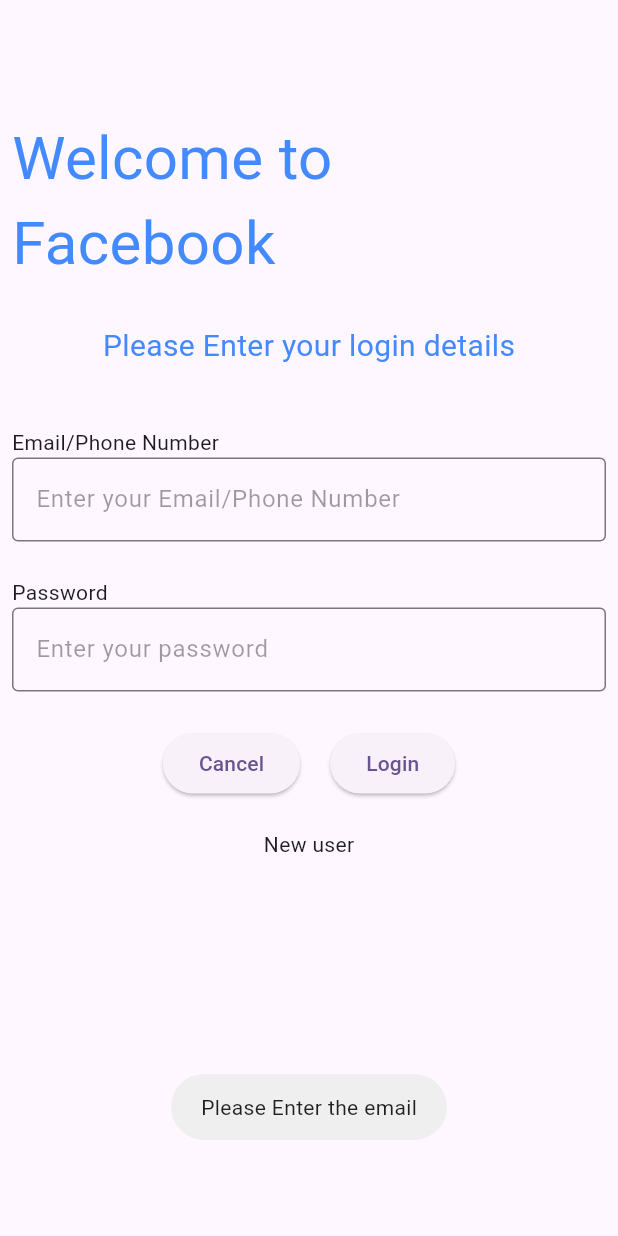
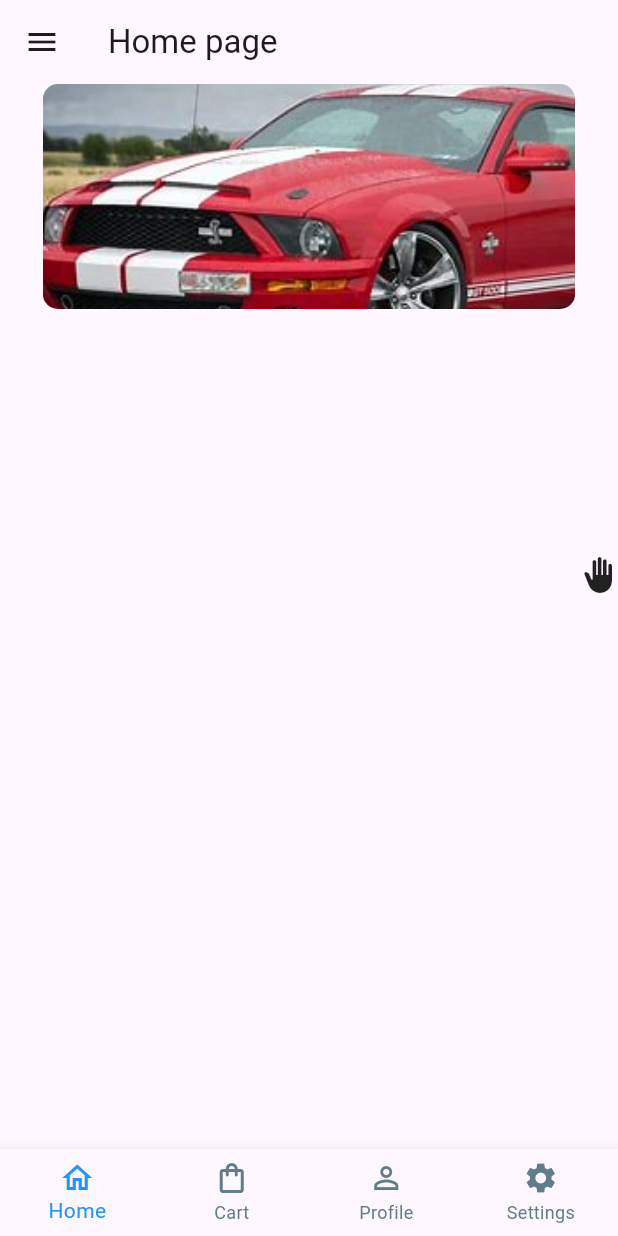
Before and after one commit to IshantVx/FlutterProjects, a Flutter app: the screen it shows after launch, after a tap on "Login", on a phone screen of 412 x 824 dp. Run offline on Flutter 3.47's test engine with Material 3 defaults, Android fonts, the phone set to English and light mode, and no system bars; drawn by our look-alikes of carousel_slider, liquid_swipe; our stand-ins replace fluttertoast, shared_preferences.

Commit message:
With Theme Mode

```diff
--- /dev/null
+++ b/devtools_options.yaml
@@ -0,0 +1,3 @@
+description: This file stores settings for Dart & Flutter DevTools.
+documentation: https://docs.flutter.dev/tools/devtools/extensions#configure-extension-enablement-states
+extensions:
--- /dev/null
+++ b/lib/HomePage.dart
@@ -0,0 +1,122 @@
+import 'package:carousel_slider/carousel_slider.dart';
+import 'package:flutter/material.dart';
+import 'package:newflutterproject/login_Page.dart';
+
+class HomePage extends StatefulWidget {
+
+
+  String name;
+  HomePage(this.name);
+
+  @override
+  State<HomePage> createState() => _HomePageState();
+}
+
+class _HomePageState extends State<HomePage> {
+  final List<String> images2=[
+    'assets/2b8e9feb-f73a-4a31-af9f-5874d1bba166.jpg',
+  ];
+  final List<String> images=[
+    'assets/OIP.jpg',
+    'assets/OIP1.jpg',
+    'assets/OIP2.jpg',
+  ];
+  @override
+  Widget build(BuildContext context) {
+    return SafeArea(child: Scaffold(
+        appBar: AppBar(
+          title: Text("Home page"),
+        ),
+      drawer: Drawer(
+        child: Column(
+          children: [
+            DrawerHeader(
+                decoration: const BoxDecoration(color: Colors.teal),
+                child: Center(
+                  child: Stack(
+                    children: [
+                      CircleAvatar(
+                        radius: 50,
+                        backgroundImage: AssetImage
+                          ('assets/2b8e9feb-f73a-4a31-af9f-5874d1bba166.jpg'),
+                      ),
+                      Positioned(
+                        bottom: 0,
+                        right: 0,
+                        child: Container(
+                          decoration: BoxDecoration(
+                              color: Colors.white,
+                              shape: BoxShape.circle,
+                              border: Border.all(color: Colors.grey)
+                          ),
+                          padding: const EdgeInsets.all(4),
+                          child: const Icon(Icons.camera_alt, size: 20),
+
+                        ),
+                      )
+                    ],
+                  ),
+                )
+            ),
+            Expanded(
+              child: ListView(
+            padding: EdgeInsets.zero,
+            children: [
+
+                  ListTile(
+                  leading: const Icon(Icons.home),
+                  title: const Text("Home"),
+                  onTap: ()=>Navigator.pop(context),
+                ),
+
+
+               ListTile(
+                leading: const Icon(Icons.shopping_cart),
+                title: const Text("Cart"),
+                onTap: (){
+                },
+              ),
+            ],
+          ),
+            ),
+
+            ListTile(
+              leading: const Icon(Icons.logout),
+              title: const Text("Log Out"),
+              onTap: (){
+              },
+            ),
+          ],
+
+        ),
+      ),
+      body: Column(
+        children: [
+          CarouselSlider(
+              options: CarouselOptions(
+                height: 150,
+                enlargeCenterPage: true,
+                autoPlay: true,
+                aspectRatio: 16/9,
+                viewportFraction: 0.9,
+              ),
+            items: images.map((imageUrl) {
+              return Container(
+                margin: const EdgeInsets.symmetric(horizontal: 8),
+                 decoration: BoxDecoration(
+                   borderRadius: BorderRadius.circular(10),
+                   image: DecorationImage(
+                       image: AssetImage(imageUrl),
+                       fit: BoxFit.cover,
+                   )
+                 ),
+                 // or Image.network(imageUrl)
+              );
+            }).toList(),
+          )
+        ],
+      ),
+    )
+    );
+  }
+}
--- a/lib/login_Page.dart
+++ b/lib/login_Page.dart
@@ -1,8 +1,14 @@
 
-
+import 'dart:convert';
+import 'dart:developer';
+import 'package:http/http.dart' as http;
 import 'package:flutter/material.dart';
 import 'package:fluttertoast/fluttertoast.dart';
+import 'package:newflutterproject/HomePage.dart';
 import 'package:newflutterproject/SignUpPage.dart';
+import 'package:newflutterproject/tabPage.dart';
+import 'package:shared_preferences/shared_preferences.dart';
+
 class LonginScreen extends StatefulWidget {
   const LonginScreen({super.key});
 
@@ -10,19 +16,54 @@
   State<LonginScreen> createState() => _LonginScreenState();
 }
 
-class _LonginScreenState extends State<LonginScreen> {
+class _LonginScreenState extends State<LonginScreen> {//Missing concrete implementation of 'State.build'.
+
   TextEditingController userNameController = TextEditingController();
   TextEditingController passwordController = TextEditingController();
+  bool _obscure = true;
 
-  void _validation(){
-    if(userNameController.text.isEmpty){
-      Fluttertoast.showToast(msg: "Please Enter the email");
-    }else if(passwordController.text.isEmpty){
-      Fluttertoast.showToast(msg: "Please Enter the Password");
-    }else{
-      Fluttertoast.showToast(msg: userNameController.text);
+
+  // Future postLogin() async {
+  //
+  //   final response = await http.post(
+  //     Uri.parse('https://api-barrel.sooritechnology.com.np/api/v1/user-app/login'),
+  //     headers: {
+  //       'Content-Type': 'application/json',
+  //       'Accept': 'application/json',
+  //     },
+  //     body: json.encode(
+  //         {
+  //           "userName": userNameController.text,
+  //           "password": passwordController.text
+  //         }
+  //     ),
+  //   );
+  //   if(response.statusCode==200){
+  //     log(jsonDecode(response.body)['userName']);
+  //     Navigator.pushReplacement(context, MaterialPageRoute(builder: (context)=>Tabpage()));
+  //   }else{
+  //     Fluttertoast.showToast(msg: "Invalid");
+  //   }
+  //   return response;
+  // }
+  //
+  //
+  //   void _validation() {
+  //     if (userNameController.text.isEmpty) {
+  //       Fluttertoast.showToast(msg: "Please Enter the email");
+  //     } else if (passwordController.text.isEmpty) {
+  //       Fluttertoast.showToast(msg: "Please Enter the Password");
+  //     } else {
+  //      postLogin();
+  //     }
+  //   }
+    @override
+    void dispose(){
+    super.dispose();
+    userNameController.dispose();
+    passwordController.dispose();
     }
-  }
+
 
     @override
     Widget build(BuildContext context) {
@@ -30,12 +71,15 @@
         child: Scaffold(
             body: Padding(
                 padding: const EdgeInsets.all(8.0),
+                child: SingleChildScrollView(
+
                   child: Column(
                     children: [
                       SizedBox(height: 69,),
                       Text("Welcome to Facebook",
                         style: TextStyle(
-                      fontSize: 40,
+                            fontSize: 30
+                            ,
                             color: Colors.blueAccent
                         ),
                       ),
@@ -52,7 +96,7 @@
                         alignment: Alignment.centerLeft,
                         child: Text(
                             "Email/Phone Number"
-                  ) ,
+                        ),
                       ),
 
 
@@ -60,21 +104,34 @@
                           controller: userNameController,
                           decoration: InputDecoration(
                               hintText: "Enter your Email/Phone Number",
+                              prefixIcon: Icon(Icons.email),
                               hintStyle: TextStyle(
                                   color: Colors.black38
                               ),
                               border: OutlineInputBorder()
-                  ),
+                          )
+
                       ),
                       SizedBox(height: 24,),
                       Align(
                         alignment: Alignment.centerLeft,
                         child: Text("Password"),
                       ),
-                TextField(
+                      TextField( // password text field
                         controller: passwordController,
-                  obscureText: true,
+                        obscureText: _obscure,
                         decoration: InputDecoration(
+                            prefixIcon: Icon(Icons.password),
+                            suffixIcon: GestureDetector(
+                              onTap: () {
+                                setState(() {
+                                  _obscure = !_obscure;
+                                });
+                                log("I am click");
+                              },
+                              child: _obscure ? Icon(Icons.visibility) : Icon(
+                                  Icons.visibility_off),
+                            ),
                             hintText: "Enter your password",
                             hintStyle: TextStyle(
                                 color: Colors.black38
@@ -88,33 +145,35 @@
                         children: [
 
                           ElevatedButton(
-                       onPressed: (){},
-                       child: Text("Cancel")),
+                              onPressed: () {},
+                              child: Text("Cancel")
+                          ),
                           SizedBox(width: 20),
                           ElevatedButton(
-                       onPressed: (){
-                         Fluttertoast.showToast(msg: "Your Credential have been taken");
-                         _validation();
+                              onPressed: () {
+                                Navigator.pushReplacement(context, MaterialPageRoute(builder: (context)=>Tabpage()));
+                                //_validation();
                               },
                               child: Text("Login"))
                         ],
                       ),
                       SizedBox(height: 20,),
                       GestureDetector(
-                  onTap:(){
+                        onTap: () {
                           Navigator.push(
                               context,
                               MaterialPageRoute(
-                            builder: (context)=>SignUpPage()));
+                                  builder: (context) => SignUpPage()));
                         },
-                  child:  Center(
+                        child: Center(
                           child: Text("New user"),
                         ),
                       )
                     ],
 
                   ),
-        ),
+                )
+            )
 
 
         ),
--- a/lib/main.dart
+++ b/lib/main.dart
@@ -1,23 +1,29 @@
 import 'package:flutter/material.dart';
 import 'package:newflutterproject/login_Page.dart';
+import 'package:newflutterproject/themeProvider.dart';
+import 'package:provider/provider.dart';
 
 void main() {
-  runApp(const MyApp());
+  runApp(
+    ChangeNotifierProvider(
+      create: (_) =>ThemeProvider(),
+      child: const MyApp(),
+    )
+  );
 }
 
 class MyApp extends StatelessWidget {
   const MyApp({super.key});
 
-  // This widget is the root of your application.
   @override
   Widget build(BuildContext context) {
+    final themeProvider = Provider.of<ThemeProvider>(context);
     return MaterialApp(
       debugShowCheckedModeBanner: false,
       title: 'Flutter Demo',
-      theme: ThemeData(
-
-        colorScheme: ColorScheme.fromSeed(seedColor: Colors.deepPurple),
-      ),
+      theme: ThemeData.light(),
+      darkTheme: ThemeData.dark(),
+      themeMode: themeProvider.themeMode,
       home: LonginScreen(),
     );
   }
--- /dev/null
+++ b/lib/tabPage.dart
@@ -0,0 +1,72 @@
+import 'package:flutter/cupertino.dart';
+import 'package:flutter/material.dart';
+import 'package:liquid_swipe/PageHelpers/LiquidController.dart';
+import 'package:liquid_swipe/liquid_swipe.dart';
+import 'package:newflutterproject/CartPage.dart';
+import 'package:newflutterproject/HomePage.dart';
+import 'package:newflutterproject/ProfilePage.dart';
+import 'package:newflutterproject/SettingPage.dart';
+
+class Tabpage extends StatefulWidget {
+  const Tabpage({super.key});
+
+  @override
+  State<Tabpage> createState() => _TabpageState();
+}
+
+class _TabpageState extends State<Tabpage> {
+  int _currentIndex = 0;
+  late LiquidController _liquidController;
+
+  @override
+  void initState(){
+    super.initState();
+    _liquidController = LiquidController();
+  }
+  final List<Widget>pages= [
+    HomePage(""),
+    cartPage(),
+    Profilepage(),
+    SettingPage(),
+  ];
+  void _onTabTaps (int index){
+    setState(() {
+      _currentIndex = index;
+    });
+    _liquidController.animateToPage(page: index, duration: 500);
+  }
+
+
+  @override
+  Widget build(BuildContext context) {
+    return SafeArea(
+        child:Scaffold(
+          body: LiquidSwipe(
+              pages:pages,
+            enableLoop: true,
+            positionSlideIcon: 0.5,
+            waveType: WaveType.liquidReveal,
+            slideIconWidget: Icon(Icons.back_hand),
+            liquidController: _liquidController,
+            onPageChangeCallback: (index){
+                setState(() {
+                  _currentIndex = index;
+                });
+            },
+          ),
+          bottomNavigationBar: BottomNavigationBar(
+              currentIndex: _currentIndex,
+              onTap: _onTabTaps,
+              selectedItemColor: Colors.blue,
+              unselectedItemColor: Colors.blueGrey,
+              items: const[
+                BottomNavigationBarItem(icon: Icon(Icons.home_outlined), label: "Home"),
+                BottomNavigationBarItem(icon: Icon(Icons.shopping_bag_outlined), label: "Cart"),
+                BottomNavigationBarItem(icon: Icon(Icons.person_outline), label: "Profile"),
+                BottomNavigationBarItem(icon: Icon(Icons.settings), label: "Settings"),
+          ],
+            type: BottomNavigationBarType.fixed,
+          ),
+        ) );
+  }
+}
--- /dev/null
+++ b/lib/themeProvider.dart
@@ -0,0 +1,25 @@
+import 'package:flutter/material.dart';
+import 'package:shared_preferences/shared_preferences.dart';
+class ThemeProvider with ChangeNotifier{
+  ThemeMode _themeMode = ThemeMode.light;
+  ThemeMode get themeMode => _themeMode;
+  bool get isDarkMode => _themeMode == ThemeMode.dark;
+
+  ThemeProvider(){
+    loadTheme();
+  }
+
+  void toggleTheme (bool isDark) async {
+    _themeMode = isDark ? ThemeMode.dark : ThemeMode.light;
+    SharedPreferences prefs = await SharedPreferences.getInstance();
+    await prefs.setBool("isDarkMode", isDark);
+    notifyListeners();
+  }
+  Future<void> loadTheme() async{
+    SharedPreferences prefs = await SharedPreferences.getInstance();
+    bool isDark = prefs.getBool("isDarkMode") ?? false;
+    _themeMode = isDark? ThemeMode.dark : ThemeMode.light;
+    notifyListeners();
+  }
+
+}
```
Also changed, not shown: lib/CartPage.dart (added, +23 -0 lines), lib/ProfilePage.dart (added, +23 -0 lines), lib/SettingPage.dart (added, +31 -0 lines), lib/SignUpPage.dart (+75 -9 lines), pubspec.yaml (+12 -3 lines), assets/2b8e9feb-f73a-4a31-af9f-5874d1bba166.jpg (added), assets/OIP.jpg (added), assets/OIP1.jpg (added), assets/OIP2.jpg (added), pubspec.lock, 3 other files. Lines whose indentation alone changed are shown as unchanged.
